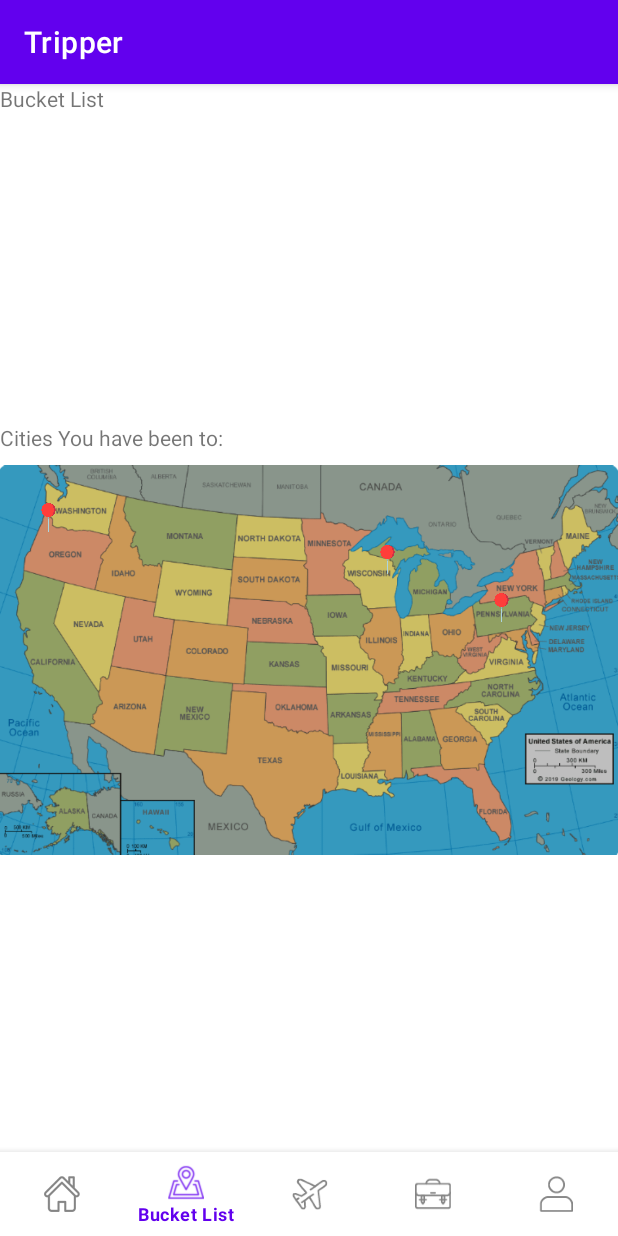
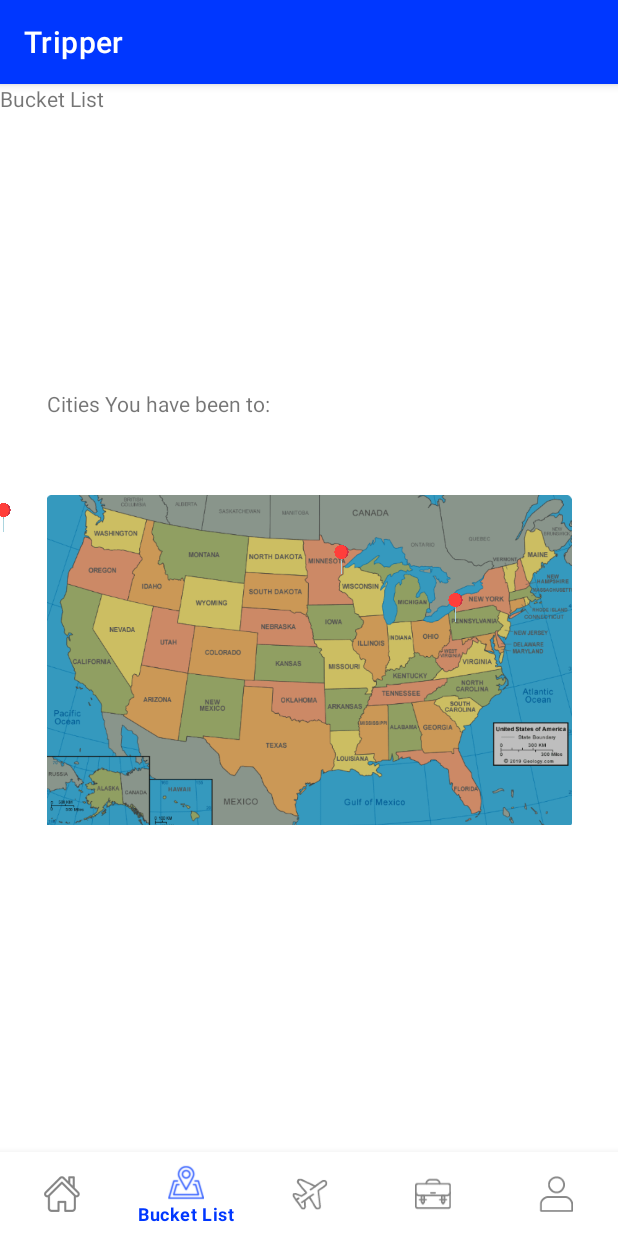
Before and after one commit to jiwagon/Tripper-App, an Android app: the BucketListActivity screen opened through its navigation route, on a phone screen of 412 x 824 dp. Run offline under Robolectric (Android 15) with nearby library versions, the phone set to English and light mode, and no system bars; our stand-ins replace navigation-ui.

Commit message:
edited map, changed colors

```diff
--- a/app/src/main/res/layout/bucketlist_fragment.xml
+++ b/app/src/main/res/layout/bucketlist_fragment.xml
@@ -1,36 +1,27 @@
 <?xml version="1.0" encoding="utf-8"?>
 <FrameLayout xmlns:android="http://schemas.android.com/apk/res/android"
+    xmlns:app="http://schemas.android.com/apk/res-auto"
     xmlns:tools="http://schemas.android.com/tools"
     android:layout_width="match_parent"
     android:layout_height="match_parent"
     tools:context=".BucketListActivity">
 
-    <!-- TODO: Update blank fragment layout -->
+    <!-- fragment layout -->
     <TextView
         android:layout_width="match_parent"
         android:layout_height="match_parent"
         android:text="@string/bucketlist_label" />
 >
-    <androidx.constraintlayout.widget.ConstraintLayout xmlns:android="http://schemas.android.com/apk/res/android"
-        xmlns:app="http://schemas.android.com/apk/res-auto"
-        xmlns:tools="http://schemas.android.com/tools"
+    <androidx.constraintlayout.widget.ConstraintLayout
         android:id="@+id/usmap_image"
+
         android:layout_width="match_parent"
         android:layout_height="match_parent">
 
-        <com.google.android.material.bottomnavigation.BottomNavigationView
-            android:id="@+id/bottom_navigation"
-            android:layout_width="match_parent"
-            android:layout_height="wrap_content"
-            app:layout_constraintBottom_toBottomOf="parent"
-            app:layout_constraintEnd_toEndOf="parent"
-            app:layout_constraintHorizontal_bias="0.0"
-            app:layout_constraintStart_toStartOf="parent"
-            app:menu="@menu/bottom_navigation_menu" />
 
         <ImageView
             android:id="@+id/imageView"
-            android:layout_width="wrap_content"
+            android:layout_width="350dp"
             android:layout_height="wrap_content"
             android:layout_marginTop="10dp"
             android:layout_marginBottom="10dp"
@@ -54,10 +45,12 @@
             android:id="@+id/mapvisit_text"
             android:layout_width="wrap_content"
             android:layout_height="wrap_content"
-            android:layout_marginBottom="-100dp"
+            android:layout_marginTop="100dp"
+            android:layout_marginBottom="-180dp"
             android:text="Cities You have been to:"
             app:layout_constraintBottom_toTopOf="@+id/imageView"
-            app:layout_constraintStart_toStartOf="parent" />
+            app:layout_constraintStart_toStartOf="@+id/imageView"
+            app:layout_constraintTop_toTopOf="parent" />
 
         <ImageView
             android:id="@+id/pin1"
--- a/app/src/main/res/layout/home_fragment.xml
+++ b/app/src/main/res/layout/home_fragment.xml
@@ -85,5 +85,7 @@
             </RelativeLayout>
         </RelativeLayout>
 
+
+
     </androidx.constraintlayout.widget.ConstraintLayout>
 </FrameLayout>
--- a/app/src/main/res/layout/row.xml
+++ b/app/src/main/res/layout/row.xml
@@ -27,7 +27,7 @@
     </RelativeLayout>
     <RelativeLayout
         android:layout_width="match_parent"
-        android:background="#C6E53935"
+        android:background="#63F44336"
         android:id="@+id/back"
         android:layout_height="match_parent">
 
--- a/app/src/main/res/values/colors.xml
+++ b/app/src/main/res/values/colors.xml
@@ -1,7 +1,7 @@
 <?xml version="1.0" encoding="utf-8"?>
 <resources>
     <color name="purple_200">#FFBB86FC</color>
-    <color name="purple_500">#FF6200EE</color>
+    <color name="purple_500">#0037FF</color>
     <color name="purple_700">#FF3700B3</color>
     <color name="teal_200">#FF03DAC5</color>
     <color name="teal_700">#FF018786</color>
```
